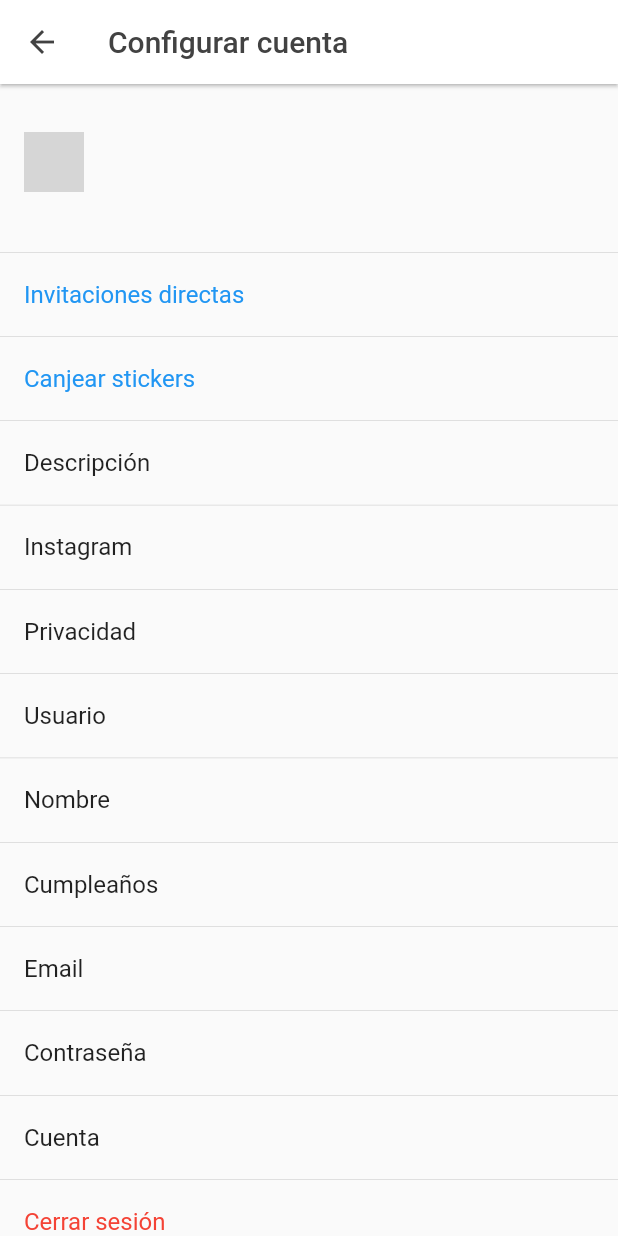
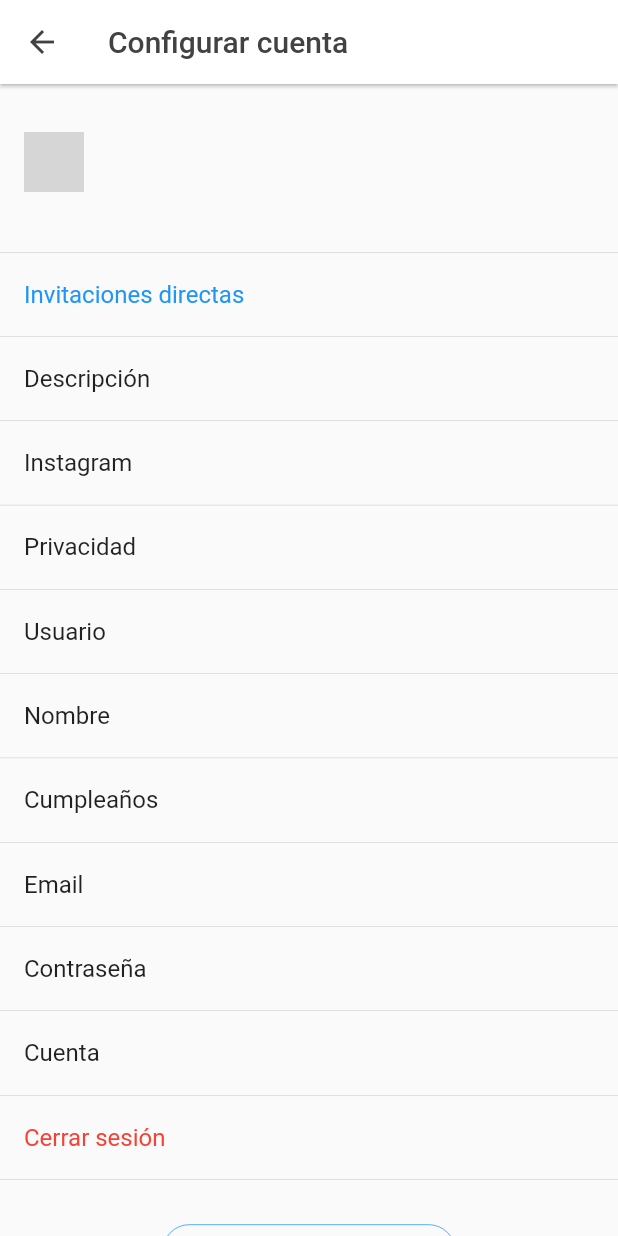
Before and after one commit to danilomayhua/nuevo_proyecto_uno_flutter, a Flutter app: the PrincipalPage screen opened directly, item 5 of the bottom bar chosen, after a tap on the "manage accounts" icon, on a phone screen of 412 x 824 dp. Run offline on Flutter 3.47's test engine with Material 2 defaults, Android fonts, the phone set to English and light mode, and no system bars; our stand-ins replace badges, cached_network_image, firebase_core, firebase_messaging, flutter_local_notifications, geolocator and 6 more; accounts and stored records are empty; generated files the repository leaves out were written again; network calls fail; grey boxes are pictures that could not be loaded.

Commit message:
Cambia de lugar las secciones principales. Agrega boton para cocrear desde la lista de amigos. Elimina todo sobre sticker bitcoin. Agrega logo ig en perfiles. Cambia textos.

```diff
--- a/lib/screens/principal/principal_page.dart
+++ b/lib/screens/principal/principal_page.dart
@@ -3,9 +3,9 @@ import 'dart:convert';
 import 'package:badges/badges.dart';
 import 'package:flutter/material.dart';
 import 'package:tenfo/models/usuario_sesion.dart';
+import 'package:tenfo/screens/contactos/contactos_page.dart';
 import 'package:tenfo/screens/principal/views/home_page.dart';
 import 'package:tenfo/screens/principal/views/mensajes_page.dart';
-import 'package:tenfo/screens/principal/views/mis_actividades_page.dart';
 import 'package:tenfo/screens/principal/views/perfil_page.dart';
 import 'package:tenfo/screens/seleccionar_crear_tipo/seleccionar_crear_tipo_page.dart';
 import 'package:tenfo/services/http_service.dart';
@@ -25,7 +25,7 @@ class PrincipalPage extends StatefulWidget {
 
 enum PrincipalPageView {
   home,
-  misActividades,
+  contactos,
   mensajes,
   perfil
 }
@@ -34,9 +34,10 @@ class _PrincipalPageState extends State<PrincipalPage> {
   int _currentIndex = 0;
   final PageStorageBucket _bucket = PageStorageBucket();
 
-  bool _showBadgeMisActividades = false;
   bool _showBadgeMensajes = false;
-  final GlobalKey<MisActividadesPageState> _keyMisActividadesPage = GlobalKey();
+
+  final GlobalKey<HomePageState> _keyHomePage = GlobalKey();
+  bool _showBadgeHome = false;
   bool _showBadgeNotificaciones = false;
 
   void _cargarPantalla() {
@@ -44,7 +45,7 @@ class _PrincipalPageState extends State<PrincipalPage> {
       case PrincipalPageView.home:
         _currentIndex = 0;
         break;
-      case PrincipalPageView.misActividades:
+      case PrincipalPageView.contactos:
         _currentIndex = 1;
         break;
       case PrincipalPageView.mensajes:
@@ -75,16 +76,16 @@ class _PrincipalPageState extends State<PrincipalPage> {
   Widget build(BuildContext context) {
     List<Widget> getPages(){
       return [
-        HomePage(),
-        MisActividadesPage(
-          key: _keyMisActividadesPage,
+        HomePage(
+          key: _keyHomePage,
           showBadgeNotificaciones: _showBadgeNotificaciones,
           setShowBadge: (value){
-            _showBadgeMisActividades = value;
+            _showBadgeHome = value;
             _showBadgeNotificaciones = value;
             setState(() {});
           },
         ),
+        ContactosPage(),
         Container(),
         MensajesPage(),
         PerfilPage(),
@@ -105,8 +106,14 @@ class _PrincipalPageState extends State<PrincipalPage> {
                 color: _currentIndex == 0 ? Colors.black12 : Colors.transparent,
                 borderRadius: BorderRadius.circular(20),
               ),
-              padding: EdgeInsets.symmetric(vertical: 2, horizontal: 10),
-              child: Icon(Icons.home),
+              padding: const EdgeInsets.symmetric(vertical: 2, horizontal: 10),
+              child: Badge(
+                child: const Icon(Icons.home),
+                showBadge: _showBadgeHome,
+                badgeColor: constants.blueGeneral,
+                padding: const EdgeInsets.all(6),
+                position: BadgePosition.topEnd(end: -8,),
+              ),
             ),
             label: "Inicio",
           ),
@@ -116,17 +123,10 @@ class _PrincipalPageState extends State<PrincipalPage> {
                 color: _currentIndex == 1 ? Colors.black12 : Colors.transparent,
                 borderRadius: BorderRadius.circular(20),
               ),
-              padding: EdgeInsets.symmetric(vertical: 2, horizontal: 10),
-              child: Badge(
-                child: Icon(Icons.library_books),
-                showBadge: _showBadgeMisActividades,
-                badgeColor: constants.blueGeneral,
-                padding: EdgeInsets.all(6),
-                position: BadgePosition.topEnd(end: -8,),
-              ),
-              //child: Icon(Icons.library_books),
+              padding: const EdgeInsets.symmetric(vertical: 2, horizontal: 10),
+              child: const Icon(Icons.people_alt_outlined),
             ),
-            label: "Mis activ.",
+            label: "Amigos",
           ),
           BottomNavigationBarItem(
             icon: Container(
@@ -134,8 +134,8 @@ class _PrincipalPageState extends State<PrincipalPage> {
                 color: _currentIndex == 2 ? Colors.black12 : Colors.transparent,
                 borderRadius: BorderRadius.circular(20),
               ),
-              padding: EdgeInsets.symmetric(vertical: 2, horizontal: 10),
-              child: Icon(Icons.add_circle_outline),
+              padding: const EdgeInsets.symmetric(vertical: 2, horizontal: 10),
+              child: const Icon(Icons.add_circle_outline),
             ),
             label: "Nuevo",
           ),
@@ -145,12 +145,12 @@ class _PrincipalPageState extends State<PrincipalPage> {
                 color: _currentIndex == 3 ? Colors.black12 : Colors.transparent,
                 borderRadius: BorderRadius.circular(20),
               ),
-              padding: EdgeInsets.symmetric(vertical: 2, horizontal: 10),
+              padding: const EdgeInsets.symmetric(vertical: 2, horizontal: 10),
               child: Badge(
-                child: Icon(Icons.near_me),
+                child: const Icon(Icons.near_me),
                 showBadge: _showBadgeMensajes,
                 badgeColor: constants.blueGeneral,
-                padding: EdgeInsets.all(6),
+                padding: const EdgeInsets.all(6),
                 position: BadgePosition.topEnd(end: -8,),
               ),
             ),
@@ -162,8 +162,8 @@ class _PrincipalPageState extends State<PrincipalPage> {
                 color: _currentIndex == 4 ? Colors.black12 : Colors.transparent,
                 borderRadius: BorderRadius.circular(20),
               ),
-              padding: EdgeInsets.symmetric(vertical: 2, horizontal: 10),
-              child: Icon(Icons.person),
+              padding: const EdgeInsets.symmetric(vertical: 2, horizontal: 10),
+              child: const Icon(Icons.person),
             ),
             label: "Perfil",
           ),
@@ -175,8 +175,8 @@ class _PrincipalPageState extends State<PrincipalPage> {
             ));
           } else {
 
-            if(index == 1){
-              _showBadgeMisActividades = false;
+            if(index == 0){
+              _showBadgeHome = false;
             } else if(index == 3){
               _showBadgeMensajes = false;
             }
@@ -231,11 +231,11 @@ class _PrincipalPageState extends State<PrincipalPage> {
         int numeroChats = datosJson['data']['numero_chats'];
 
         if(numeroNotificaciones > 0){
-          _showBadgeMisActividades = true;
+          _showBadgeHome = true;
 
           _showBadgeNotificaciones = true;
-          if(_keyMisActividadesPage.currentState != null){
-            _keyMisActividadesPage.currentState!.setShowBadgeNotificaciones(true);
+          if(_keyHomePage.currentState != null){
+            _keyHomePage.currentState!.setShowBadgeNotificaciones(true);
           }
         }
 
--- a/lib/screens/principal/views/mensajes_page.dart
+++ b/lib/screens/principal/views/mensajes_page.dart
@@ -71,8 +71,8 @@ class _MensajesPageState extends State<MensajesPage> {
             _buildEnableNotifications(),
           const Spacer(),
           const Padding(
-            padding: EdgeInsets.symmetric(horizontal: 16),
-            child: Text("Aquí aparecerán los chats de las actividades donde te unas.",
+            padding: EdgeInsets.symmetric(horizontal: 32),
+            child: Text("Aquí aparecerán los chats de actividades a las que te unas.",
               style: TextStyle(color: constants.blackGeneral, fontSize: 16,),
               textAlign: TextAlign.center,
             ),
--- a/lib/screens/settings/settings_page.dart
+++ b/lib/screens/settings/settings_page.dart
@@ -68,12 +68,14 @@ class _SettingsPageState extends State<SettingsPage> {
             ));
           }, color: constants.blueGeneral,),
 
+          /*
           if(!Platform.isIOS)
             _buildFila(titulo: "Canjear stickers", onTap: () async {
               Navigator.push(context, MaterialPageRoute(
                   builder: (context) => const CanjearStickersPage()
               ));
             }, color: constants.blueGeneral,),
+          */
 
           _buildFila(titulo: "Descripción", onTap: () async {
             Navigator.push(context, MaterialPageRoute(
@@ -150,7 +152,7 @@ class _SettingsPageState extends State<SettingsPage> {
                 ));
               },
               icon: const Icon(Icons.feedback_outlined,),
-              label: const Text("Comentarios y dudas",),
+              label: const Text("Ayuda y comentarios",),
               style: OutlinedButton.styleFrom(
                 primary: constants.blueGeneral,
                 side: const BorderSide(color: constants.blueGeneral, width: 0.5,),
--- a/lib/screens/user/user_page.dart
+++ b/lib/screens/user/user_page.dart
@@ -13,8 +13,6 @@ import 'package:tenfo/models/usuario_perfil.dart';
 import 'package:tenfo/models/usuario_sesion.dart';
 import 'package:tenfo/screens/canjear_stickers/canjear_stickers_page.dart';
 import 'package:tenfo/screens/chat/chat_page.dart';
-import 'package:tenfo/screens/comprar_stickers/comprar_stickers_page.dart';
-import 'package:tenfo/screens/contactos/contactos_page.dart';
 import 'package:tenfo/screens/contactos_mutuos/contactos_mutuos_page.dart';
 import 'package:tenfo/screens/principal/principal_page.dart';
 import 'package:tenfo/screens/settings/settings_page.dart';
@@ -104,13 +102,6 @@ class _UserPageState extends State<UserPage> {
 
           if(widget.isFromProfile)
             ...[
-              if(!Platform.isIOS)
-                IconButton(
-                  icon: const Icon(CupertinoIcons.bitcoin_circle),
-                  onPressed: () {
-                    Navigator.push(context, MaterialPageRoute(builder: (context) => ComprarStickersPage()));
-                  },
-                ),
               IconButton(
                 icon: const Icon(Icons.manage_accounts_outlined),
                 onPressed: () async {
@@ -324,10 +315,9 @@ class _UserPageState extends State<UserPage> {
                         },
                         child: Row(children: [
                           Container(
-                            decoration: BoxDecoration(shape: BoxShape.circle, border: Border.all(color: Colors.purple),),
-                            height: 20,
-                            width: 20,
-                            child: Icon(Icons.camera_alt, size: 10, color: Colors.purple,),
+                            height: 18,
+                            width: 18,
+                            child: Image.asset("assets/instagram_logo.png"),
                           ),
                           const SizedBox(width: 4,),
                           Text(_usuarioPerfil.instagram!,
@@ -343,10 +333,9 @@ class _UserPageState extends State<UserPage> {
                         },
                         child: Row(children: [
                           Container(
-                            decoration: BoxDecoration(shape: BoxShape.circle, border: Border.all(color: Colors.purple),),
-                            height: 20,
-                            width: 20,
-                            child: Icon(Icons.camera_alt, size: 10, color: Colors.purple,),
+                            height: 18,
+                            width: 18,
+                            child: Image.asset("assets/instagram_logo.png"),
                           ),
                           const SizedBox(width: 4,),
                           const Text("Agregar instagram",
@@ -357,23 +346,6 @@ class _UserPageState extends State<UserPage> {
 
                     const SizedBox(height: 24,),
                   ],
-
-                if(widget.isFromProfile)
-                  TextButton.icon(
-                    onPressed: (){
-                      Navigator.push(context, MaterialPageRoute(
-                        builder: (context) => ContactosPage(),
-                      ));
-                    },
-                    icon: const Icon(Icons.people_alt_outlined, size: 18,),
-                    label: const Text("Lista de amigos",
-                        style: TextStyle(fontSize: 12,),
-                    ),
-                    style: TextButton.styleFrom(
-                      primary: constants.blackGeneral,
-                      padding: EdgeInsets.all(0),
-                    ),
-                  ),
 
                 if(_loadingPerfil)
                   const Padding(
@@ -563,8 +535,7 @@ class _UserPageState extends State<UserPage> {
   Widget _buildSeccionBotones(){
     return SliverToBoxAdapter(
       child: Container(
-        //padding: EdgeInsets.only(left: 16, top: 48, right: 16, bottom: 24,),
-        padding: EdgeInsets.only(left: 16, top: 24, right: 16, bottom: 24,),
+        padding: const EdgeInsets.only(left: 16, top: 24, right: 16, bottom: 24,),
         alignment: Alignment.bottomCenter,
         child: Row(children: [
           OutlinedButton.icon(
@@ -574,6 +545,15 @@ class _UserPageState extends State<UserPage> {
               ));
             },
             icon: const Icon(Icons.near_me),
+            label: const Text('Enviar mensaje', style: TextStyle(fontSize: 16),),
+            style: OutlinedButton.styleFrom(
+              primary: constants.blueGeneral,
+              backgroundColor: Colors.white,
+              side: const BorderSide(color: constants.blueGeneral, width: 0.5,),
+              shape: const StadiumBorder(),
+              padding: const EdgeInsets.symmetric(vertical: 12, horizontal: 16,),
+            ),
+            /*
             label: Text('Mensaje', style: TextStyle(fontSize: 18)),
             style: OutlinedButton.styleFrom(
               //primary: constants.blueGeneral,
@@ -583,7 +563,9 @@ class _UserPageState extends State<UserPage> {
               //Restar a Width = (48{tres margenes de 16} / 2) + 4{margen agregado} = 28
               fixedSize: Size.fromWidth((MediaQuery.of(context).size.width * 0.50) - 28),
             ),
+            */
           ),
+          /*
           SizedBox(width: 16),
           OutlinedButton.icon(
             onPressed: (){
@@ -603,6 +585,7 @@ class _UserPageState extends State<UserPage> {
               fixedSize: Size.fromWidth((MediaQuery.of(context).size.width * 0.50) - 28),
             ),
           ),
+          */
         ], mainAxisAlignment: MainAxisAlignment.center,),
       ),
     );
--- a/lib/services/firebase_notificaciones.dart
+++ b/lib/services/firebase_notificaciones.dart
@@ -138,7 +138,7 @@ class FirebaseNotificaciones {
     if(object['screen'] == 'notificaciones_page'){
 
       navigationKey.currentState?.pushAndRemoveUntil(MaterialPageRoute(
-          builder: (context) => const PrincipalPage(principalPageView: PrincipalPageView.misActividades)
+          builder: (context) => const PrincipalPage(principalPageView: PrincipalPageView.home)
       ), (route) => false);
       navigationKey.currentState?.push(MaterialPageRoute(
           builder: (context) => const NotificacionesPage()
--- a/lib/utilities/intereses.dart
+++ b/lib/utilities/intereses.dart
@@ -29,7 +29,8 @@ class Intereses {
         return "Deportes";
         break;
       case "4":
-        return "Videojuegos";
+        //return "Videojuegos";
+        return "Juegos";
         break;
       case "5":
         return "Fiesta";
--- a/pubspec.yaml
+++ b/pubspec.yaml
@@ -15,7 +15,7 @@ publish_to: 'none' # Remove this line if you wish to publish to pub.dev
 # In iOS, build-name is used as CFBundleShortVersionString while build-number used as CFBundleVersion.
 # Read more about iOS versioning at
 # https://developer.apple.com/library/archive/documentation/General/Reference/InfoPlistKeyReference/Articles/CoreFoundationKeys.html
-version: 1.0.27+34
+version: 1.0.28+35
 
 environment:
   sdk: ">=2.16.0 <3.0.0"
@@ -100,6 +100,8 @@ flutter:
 
     - assets/qr_code_example.png
 
+    - assets/instagram_logo.png
+
   # An image asset can refer to one or more resolution-specific "variants", see
   # https://flutter.dev/assets-and-images/#resolution-aware.
 
```
Also changed, not shown: lib/screens/contactos/contactos_page.dart (+22 -3 lines), lib/screens/crear_actividad/crear_actividad_page.dart (+11 -2 lines), lib/screens/principal/views/home_page.dart (+102 -52 lines), lib/screens/principal/views/mis_actividades_page.dart (+3 -38 lines), assets/instagram_logo.png (added).
